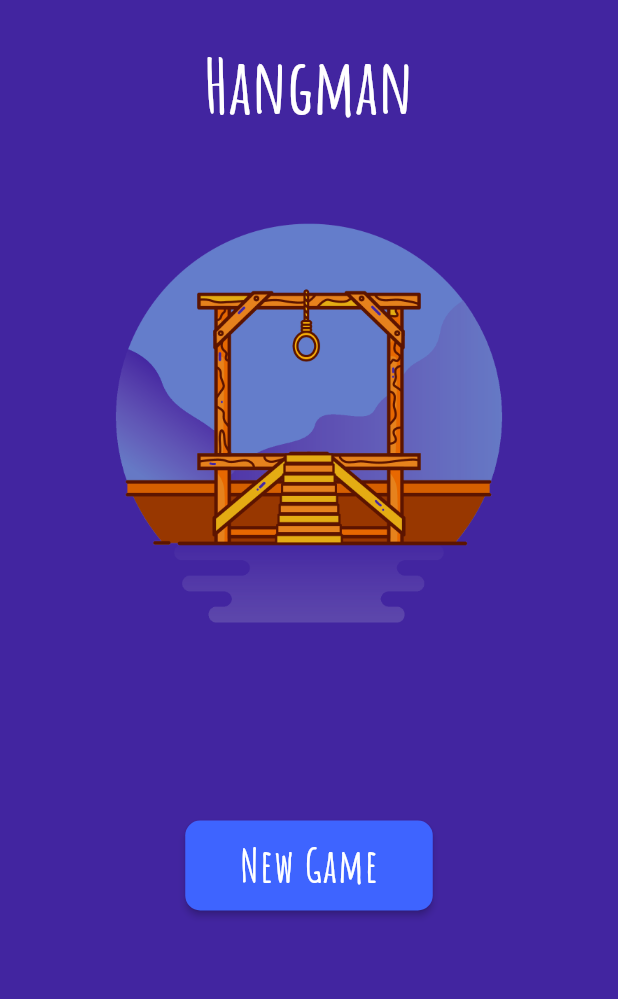
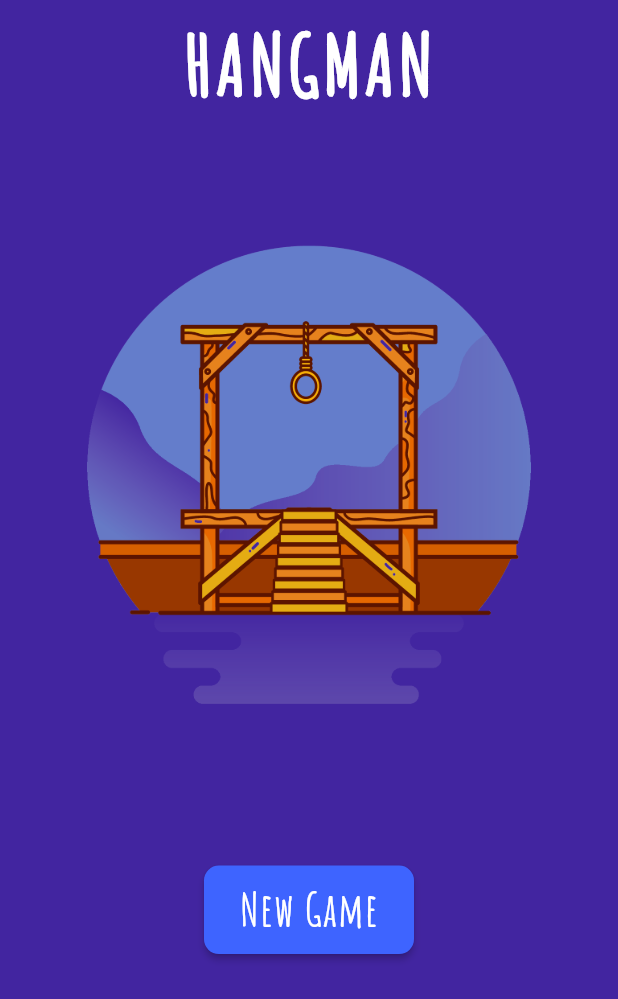
Before and after one commit to rexift/HangMan-Game, a Flutter app: the screen it shows after launch, on a phone screen of 412 x 824 dp. Shown: the top 999 px of the screen. Run offline on Flutter 3.47's test engine with Material 2 defaults, Android fonts, the phone set to English and light mode, and no system bars; our stand-ins replace rflutter_alert; project files that could hold a hidden picture were left out.

Commit message:
Change widgets layout and navigation

```diff
--- a/lib/screens/home_screen.dart
+++ b/lib/screens/home_screen.dart
@@ -1,9 +1,12 @@
 import 'package:flutter/material.dart';
 import 'package:flutter/painting.dart';
 import 'package:flutter_hangman/components/action_button.dart';
+import 'package:flutter_hangman/utilities/hangman_words.dart';
 import 'game_screen.dart';
 
 class HomeScreen extends StatefulWidget {
+  final HangmanWords hangmanWords = HangmanWords();
+
   @override
   _HomeScreenState createState() => _HomeScreenState();
 }
@@ -11,49 +14,59 @@ class HomeScreen extends StatefulWidget {
 class _HomeScreenState extends State<HomeScreen> {
   @override
   Widget build(BuildContext context) {
+    double height = MediaQuery.of(context).size.height;
+    widget.hangmanWords.readWords();
     return Scaffold(
       body: SafeArea(
-          child: Stack(
+          child: Column(
         children: <Widget>[
-          Container(
-            margin: EdgeInsets.all(25.0),
-            alignment: Alignment.topCenter,
-            child: Text(
-              'Hangman',
-              style: TextStyle(
-                  fontFamily: 'AmaticSC',
-                  color: Colors.white,
-                  fontSize: 50.0,
-                  fontWeight: FontWeight.bold),
+          Center(
+            child: Container(
+              margin: EdgeInsets.all(8.0),
+              child: Text(
+                'HANGMAN',
+                style: TextStyle(
+                    color: Colors.white,
+                    fontSize: 55.0,
+                    fontWeight: FontWeight.w900,
+                    letterSpacing: 3.0),
+              ),
             ),
           ),
-          Container(
-            alignment: Alignment.topCenter,
-            margin: EdgeInsets.only(top: 100),
-            child: Image.asset(
-              'images/gallow.png',
-              height: 350,
+          SizedBox(
+            height: height * 0.015,
+          ),
+          Center(
+            child: Container(
+              padding: EdgeInsets.all(5.0),
+              child: Image.asset(
+                'images/gallow.png',
+                height: height * 0.5,
+              ),
             ),
           ),
-          Align(
-            alignment: Alignment.center,
+          SizedBox(
+            height: height * 0.07,
+          ),
+          Center(
             child: Container(
-              width: 165,
-              height: 60,
-              margin: EdgeInsets.only(top: 330.0),
+              width: 140,
+              height: 59,
               child: ActionButton(
                 buttonTitle: 'New Game',
                 onPress: () {
                   Navigator.push(
                     context,
                     MaterialPageRoute(
-                      builder: (context) => GameScreen(),
+                      builder: (context) => GameScreen(
+                        hangmanObject: widget.hangmanWords,
+                      ),
                     ),
                   );
                 },
               ),
             ),
-          )
+          ),
         ],
       )),
     );
```
